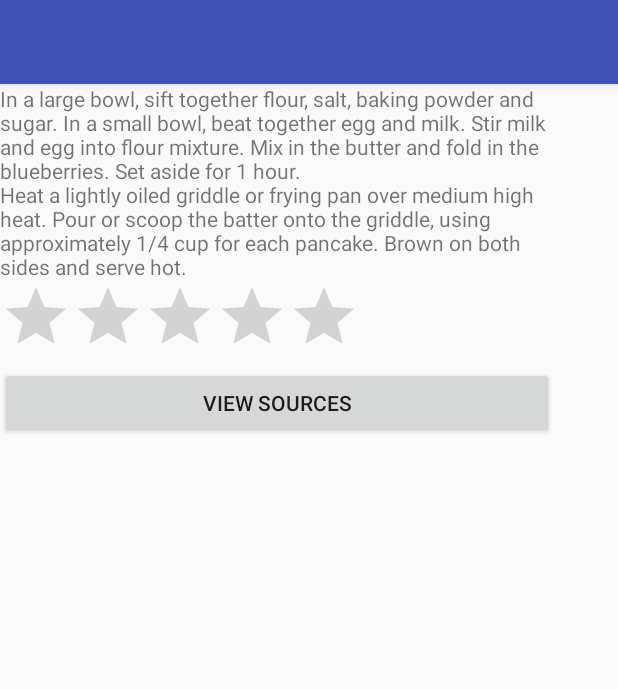
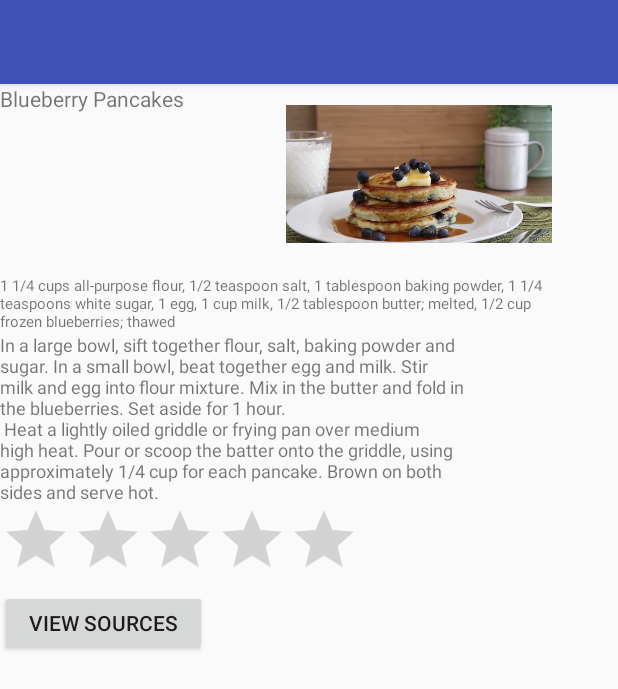
Before and after one commit to m-iori/BlueberryCookbook, an Android app: the screen it shows after launch (InitialActivity), after a tap on "START", on a phone screen of 412 x 824 dp. Shown: the top 689 px of the screen. Run offline under Robolectric (Android 15) with nearby library versions, the phone set to English and light mode, and no system bars.

Commit message:
Full app

```diff
--- a/app/src/main/AndroidManifest.xml
+++ b/app/src/main/AndroidManifest.xml
@@ -4,7 +4,7 @@
 
     <application
         android:allowBackup="true"
-        android:icon="@mipmap/ic_launcher"
+        android:icon="@drawable/myicon"
         android:label="@string/app_name"
         android:roundIcon="@mipmap/ic_launcher_round"
         android:supportsRtl="true"
--- a/app/src/main/java/edu/tufts/cs/blueberrycookbook/InitialActivity.java
+++ b/app/src/main/java/edu/tufts/cs/blueberrycookbook/InitialActivity.java
@@ -63,20 +63,16 @@ public class InitialActivity extends AppCompatActivity {
                 RecipeActivity.class);
         InitialActivity.this.startActivity(intentMain);*/
         setContentView(R.layout.activity_recipe);
-        TextView recipeTextView = (TextView) findViewById(R.id.recipeText);
-        recipeTextView.setText("In a large bowl, sift together flour, salt, baking powder and sugar. " +
-                "In a small bowl, beat together egg and milk. Stir milk and egg into flour mixture. " +
-                "Mix in the butter and fold in the blueberries. Set aside for 1 hour.\n" +
-                "Heat a lightly oiled griddle or frying pan over medium high heat. " +
-                "Pour or scoop the batter onto the griddle, using approximately 1/4 cup for each pancake. " +
-                "Brown on both sides and serve hot.");
+        TextView recipeTextViewIngredients = (TextView) findViewById(R.id.ingredients);
+        recipeTextViewIngredients.setText(R.string.recipe_ingredients);
+        TextView recipeTextViewText = (TextView) findViewById(R.id.recipeText);
+        recipeTextViewText.setText(R.string.blueberry_recipe);
     }
 
     public void viewSources(View v){
         setContentView(R.layout.activity_credit);
         TextView recipeTextView = (TextView) findViewById(R.id.creditText);
-        recipeTextView.setText("http://allrecipes.com/recipe/20177/todds-famous-blueberry-pancakes/?clickId=right%20rail%200&internalSource=rr_feed_recipe&referringId=17611&referringContentType=recipe" +
-                " http://sweetfrog.com/yogurt/flavor/nsa-blueberry");
+        recipeTextView.setText(R.string.credit_links);
 
     }
 }
--- a/app/src/main/java/edu/tufts/cs/blueberrycookbook/RecipeActivity.java
+++ b/app/src/main/java/edu/tufts/cs/blueberrycookbook/RecipeActivity.java
@@ -16,13 +16,13 @@ public class RecipeActivity extends AppCompatActivity {
         setContentView(R.layout.activity_recipe);
         Toolbar toolbar = (Toolbar) findViewById(R.id.toolbar);
         setSupportActionBar(toolbar);
-        TextView recipeTextView = (TextView) findViewById(R.id.recipeText);
+        /*TextView recipeTextView = (TextView) findViewById(R.id.recipeText);
         recipeTextView.setText("In a large bowl, sift together flour, salt, baking powder and sugar. " +
                 "In a small bowl, beat together egg and milk. Stir milk and egg into flour mixture. " +
                 "Mix in the butter and fold in the blueberries. Set aside for 1 hour.\n" +
                 "Heat a lightly oiled griddle or frying pan over medium high heat. " +
                 "Pour or scoop the batter onto the griddle, using approximately 1/4 cup for each pancake. " +
-                "Brown on both sides and serve hot.");
+                "Brown on both sides and serve hot.");*/
     }
 
 }
--- a/app/src/main/res/layout/content_recipe.xml
+++ b/app/src/main/res/layout/content_recipe.xml
@@ -9,28 +9,70 @@
     tools:showIn="@layout/activity_recipe">
 
     <LinearLayout
-        android:layout_width="369dp"
-        android:layout_height="288dp"
+        android:layout_width="368dp"
+        android:layout_height="486dp"
         android:orientation="vertical"
+        android:visibility="visible"
+        android:weightSum="1"
         tools:layout_editor_absoluteX="8dp"
-        tools:layout_editor_absoluteY="16dp">
+        tools:layout_editor_absoluteY="12dp">
+
+        <LinearLayout
+            android:layout_width="match_parent"
+            android:layout_height="127dp"
+            android:orientation="horizontal">
+
+            <TextView
+                android:id="@+id/recipeTitle"
+                android:layout_width="179dp"
+                android:layout_height="110dp"
+                android:layout_weight="0.66"
+                android:text="Blueberry Pancakes" />
+
+            <ImageView
+                android:id="@+id/imageView"
+                android:layout_width="160dp"
+                android:layout_height="120dp"
+                android:layout_weight="1"
+                app:srcCompat="@drawable/pancakesrecipe" />
+
+        </LinearLayout>
+
+        <TextView
+            android:id="@+id/ingredients"
+            android:layout_width="match_parent"
+            android:layout_height="wrap_content"
+            android:text="TextView"
+            android:textSize="10sp" />
+
+        <Space
+            android:layout_width="match_parent"
+            android:layout_height="wrap_content" />
 
         <TextView
             android:id="@+id/recipeText"
-            android:layout_width="match_parent"
+            android:layout_width="309dp"
             android:layout_height="wrap_content"
-            android:text="TextView" />
+            android:text="TextView"
+            android:textSize="12sp" />
 
         <RatingBar
             android:id="@+id/ratingBar"
             android:layout_width="wrap_content"
             android:layout_height="wrap_content"
-            android:numStars="5" />
+            android:numStars="5"
+            tools:layout_editor_absoluteX="15dp"
+            tools:layout_editor_absoluteY="330dp" />
 
         <Button
             android:id="@+id/creditButton"
-            android:layout_width="match_parent"
-            android:layout_height="wrap_content"
-            android:text="View Sources" />
+            android:layout_width="138dp"
+            android:layout_height="44dp"
+            android:onClick="viewSources"
+            android:text="View Sources"
+            tools:layout_editor_absoluteX="8dp"
+            tools:layout_editor_absoluteY="380dp" />
+
     </LinearLayout>
+
 </android.support.constraint.ConstraintLayout>
--- a/app/src/main/res/values/strings.xml
+++ b/app/src/main/res/values/strings.xml
@@ -3,4 +3,7 @@
     <string name="action_settings">Settings</string>
     <string name="title_activity_recipe">RecipeActivity</string>
     <string name="title_activity_credit">CreditActivity</string>
+    <string name="recipe_ingredients">1 1/4 cups all-purpose flour, 1/2 teaspoon salt, 1 tablespoon baking powder, 1 1/4 teaspoons white sugar, 1 egg, 1 cup milk, 1/2 tablespoon butter; melted, 1/2 cup frozen blueberries; thawed</string>
+    <string name="blueberry_recipe">"In a large bowl, sift together flour, salt, baking powder and sugar. In a small bowl, beat together egg and milk. Stir milk and egg into flour mixture. Mix in the butter and fold in the blueberries. Set aside for 1 hour.\n Heat a lightly oiled griddle or frying pan over medium high heat. Pour or scoop the batter onto the griddle, using approximately 1/4 cup for each pancake. Brown on both sides and serve hot."</string>
+    <string name="credit_links">"http://allrecipes.com/recipe/20177/todds-famous-blueberry-pancakes/?clickId=right&amp;20rail%200&amp;internalSource=rr_feed_recipe&amp;referringId=17611&amp;referringContentType=recipe \n http://sweetfrog.com/yogurt/flavor/nsa-blueberry"</string>
 </resources>
```
Also changed, not shown: app/src/main/java/edu/tufts/cs/blueberrycookbook/CreditActivity.java (+0 -9 lines), app/src/main/res/layout/activity_credit.xml (+0 -8 lines), app/src/main/res/layout/content_credit.xml (+25 -7 lines), app/src/main/res/layout/content_initial.xml (+2 -13 lines), app/src/main/res/drawable/myicon.png, 2 other files.
